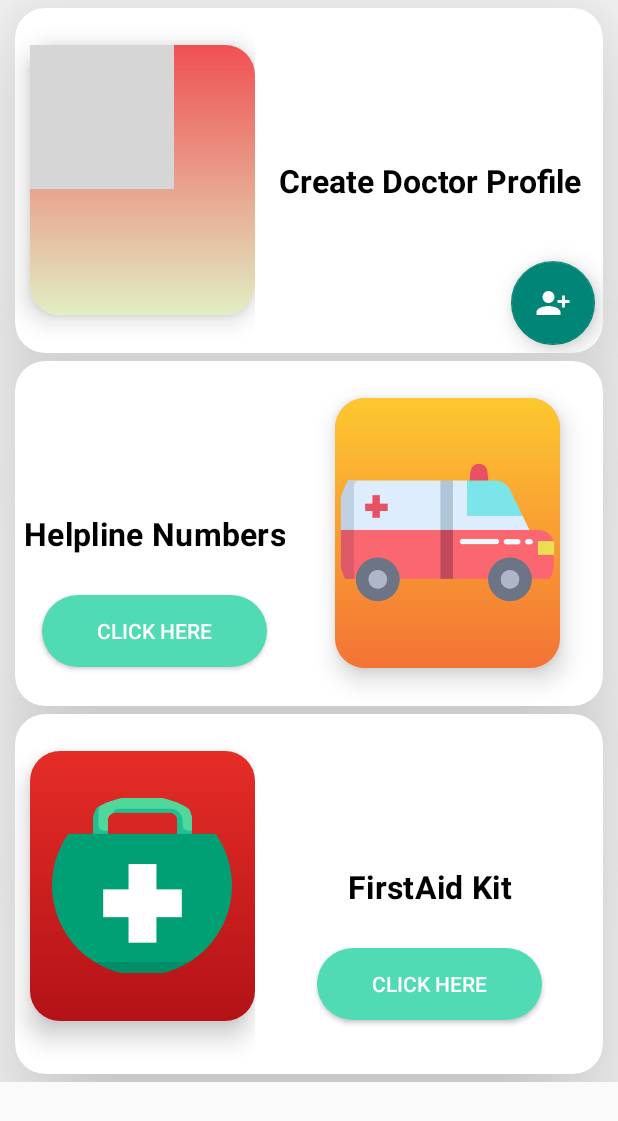
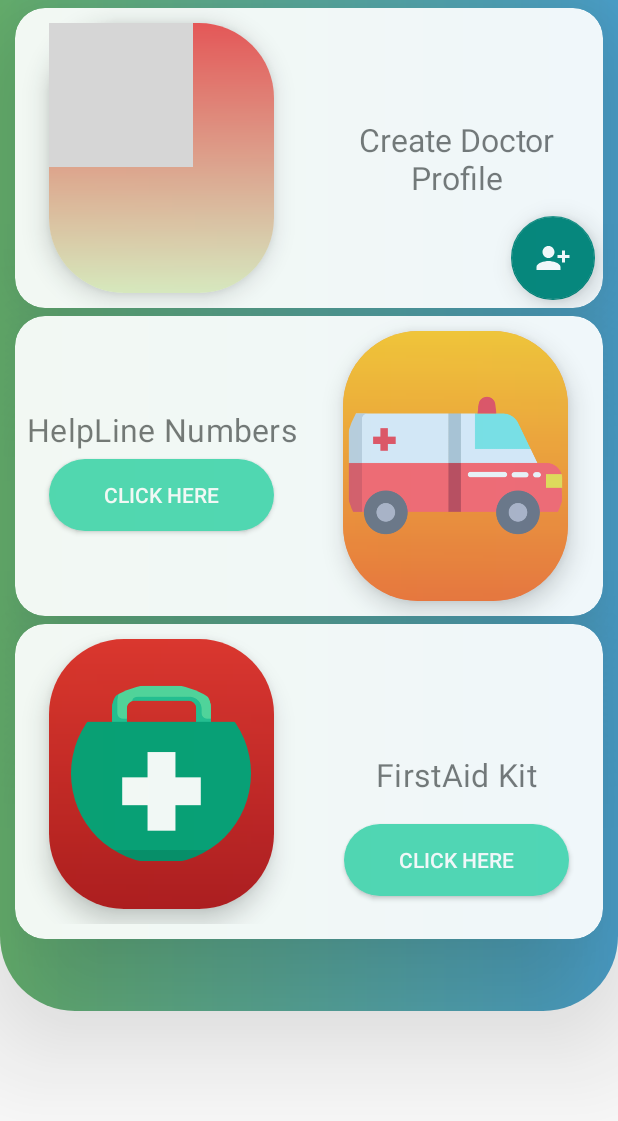
Before and after one commit to IllTushar/MajorHealthCareApp, an Android app: the layout fragment_settings.xml on its own in the app's theme, with its tools: preview values and no code run, on a phone screen of 412 x 824 dp. Shown: the top 1121 px of the screen. Run offline under Robolectric (Android 15) with nearby library versions, the light colour scheme and no system bars; grey boxes are pictures that could not be loaded.

Commit message:
Ninth commit

```diff
--- /dev/null
+++ b/app/src/main/res/drawable/setting_gradient.xml
@@ -0,0 +1,8 @@
+<?xml version="1.0" encoding="utf-8"?>
+<shape xmlns:android="http://schemas.android.com/apk/res/android">
+    <gradient android:angle="180"
+        android:startColor="#4ca2cd"
+        android:endColor="#67B26F"/>
+    <corners android:bottomLeftRadius="50dp"
+        android:bottomRightRadius="50dp"/>
+</shape>
--- a/app/src/main/res/layout/activity_doctor_profile.xml
+++ b/app/src/main/res/layout/activity_doctor_profile.xml
@@ -90,6 +90,18 @@
                     android:layout_marginLeft="20dp"
                     android:layout_height="wrap_content"/>
             </com.google.android.material.textfield.TextInputLayout>
+                <com.google.android.material.textfield.TextInputLayout
+                    android:layout_width="match_parent"
+                    android:layout_height="wrap_content">
+                    <EditText
+                        android:id="@+id/ConferenceId"
+                        android:layout_width="match_parent"
+                        android:hint="Conference-ID"
+                        android:inputType="text"
+                        android:layout_marginRight="20dp"
+                        android:layout_marginLeft="20dp"
+                        android:layout_height="wrap_content"/>
+                </com.google.android.material.textfield.TextInputLayout>
                 <LinearLayout
                     android:layout_width="match_parent"
                     android:layout_height="wrap_content"
@@ -108,7 +120,7 @@
                         android:layout_width="0dp"
                         android:layout_height="wrap_content"
                         android:layout_weight="1"
-                        android:text="Upload"
+                        android:text="Browse"
                         android:elevation="56dp"
                         android:background="@drawable/button_round"
                         android:textColor="@color/white"/>
@@ -117,7 +129,7 @@
                     android:layout_marginTop="10dp"
                     android:layout_width="wrap_content"
                     android:layout_height="wrap_content"
-                    android:text="Accept the terms and conditions"
+                    android:text="Accept the terms and conditions.."
                     android:layout_marginLeft="20dp"/>
                 <Button
                     android:layout_width="match_parent"
--- a/app/src/main/res/layout/fragment_settings.xml
+++ b/app/src/main/res/layout/fragment_settings.xml
@@ -4,14 +4,21 @@
     android:layout_width="match_parent"
     android:layout_height="match_parent"
     xmlns:app="http://schemas.android.com/apk/res-auto"
-    tools:context=".SettingsFragment">
+    tools:context=".SettingsFragment"
+    >
+    <RelativeLayout
+        android:background="@drawable/setting_gradient"
+        android:layout_marginBottom="150dp"
+        android:layout_width="match_parent"
+        android:layout_height="match_parent">
+
+    </RelativeLayout>
     <RelativeLayout
         android:layout_width="match_parent"
         android:layout_height="match_parent"
+        android:alpha="0.92"
         >
-        <ScrollView
-            android:layout_width="match_parent"
-            android:layout_height="match_parent">
+
 <LinearLayout
     android:layout_width="match_parent"
     android:layout_height="match_parent"
@@ -25,22 +32,24 @@
         android:layout_width="match_parent"
         android:layout_height="wrap_content">
     <LinearLayout
-        android:orientation="horizontal"
+        android:gravity="center"
         android:id="@+id/profile"
         android:layout_width="match_parent"
-        android:layout_height="230dp"
+        android:weightSum="2"
+        android:layout_height="200dp"
         >
         <LinearLayout
-            android:layout_width="wrap_content"
+            android:layout_width="0dp"
+            android:layout_weight="1"
             android:layout_height="match_parent"
             android:gravity="center">
         <androidx.cardview.widget.CardView
             android:layout_marginTop="0dp"
             android:layout_width="150dp"
             android:layout_height="180dp"
-            app:cardCornerRadius="20dp"
+            app:cardCornerRadius="50dp"
             app:cardElevation="10dp"
-            android:layout_marginLeft="10dp"
+            android:layout_marginLeft="0dp"
             >
             <androidx.constraintlayout.widget.ConstraintLayout
                 android:background="@drawable/doctor_profile"
@@ -61,7 +70,8 @@
         </androidx.cardview.widget.CardView>
         </LinearLayout>
         <androidx.constraintlayout.widget.ConstraintLayout
-            android:layout_width="match_parent"
+            android:layout_width="0dp"
+            android:layout_weight="1"
             android:layout_height="match_parent"
             android:orientation="vertical">
 
@@ -70,9 +80,10 @@
                 android:layout_height="wrap_content"
                 android:layout_margin="5dp"
                 android:gravity="center"
-                android:textStyle="bold"
+                android:textStyle="normal"
+                android:fontFamily="sans-serif"
                 android:text="Create Doctor Profile"
-                android:textColor="@color/black"
+
                 android:textSize="21dp"
                 app:layout_constraintBottom_toBottomOf="parent"
                 app:layout_constraintEnd_toEndOf="parent"
@@ -103,11 +114,14 @@
         android:layout_height="wrap_content">
     <LinearLayout
         android:layout_width="match_parent"
-        android:layout_height="230dp"
+        android:layout_height="200dp"
+        android:weightSum="2"
         android:orientation="horizontal">
 
-        <androidx.constraintlayout.widget.ConstraintLayout
-            android:layout_width="wrap_content"
+        <LinearLayout
+            android:layout_width="0dp"
+            android:layout_weight="1"
+            android:gravity="center"
             android:layout_height="match_parent"
             android:layout_marginLeft="0dp"
             android:orientation="vertical">
@@ -119,10 +133,11 @@
                 android:layout_margin="5dp"
                 android:gravity="center"
                 android:letterSpacing="0.01"
-                android:text="Helpline Numbers"
-                android:textColor="@color/black"
+                android:text="HelpLine Numbers"
+
                 android:textSize="21dp"
-                android:textStyle="bold"
+                android:textStyle="normal"
+                android:fontFamily="sans-serif"
                 app:layout_constraintBottom_toBottomOf="parent"
                 app:layout_constraintEnd_toEndOf="parent"
                 app:layout_constraintStart_toStartOf="parent"
@@ -140,9 +155,10 @@
                 app:layout_constraintEnd_toEndOf="parent"
                 app:layout_constraintStart_toStartOf="parent"
                 app:layout_constraintTop_toBottomOf="@+id/textView" />
-        </androidx.constraintlayout.widget.ConstraintLayout>
+        </LinearLayout>
 <LinearLayout
-    android:layout_width="match_parent"
+    android:layout_width="0dp"
+    android:layout_weight="1"
     android:layout_height="match_parent"
     android:gravity="center">
         <androidx.cardview.widget.CardView
@@ -151,7 +167,7 @@
             android:layout_marginLeft="0dp"
             android:layout_marginTop="0dp"
             app:cardBackgroundColor="@color/gradient"
-            app:cardCornerRadius="20dp"
+            app:cardCornerRadius="50dp"
             app:cardElevation="10dp">
 
             <LinearLayout
@@ -182,20 +198,22 @@
     <LinearLayout
         android:orientation="horizontal"
         android:layout_width="match_parent"
-        android:layout_height="230dp"
+        android:weightSum="2"
+        android:layout_height="200dp"
         android:layout_marginBottom="10dp"
         >
         <LinearLayout
-            android:layout_width="wrap_content"
+            android:layout_width="0dp"
+            android:layout_weight="1"
             android:layout_height="match_parent"
             android:gravity="center">
         <androidx.cardview.widget.CardView
             android:layout_marginTop="0dp"
             android:layout_width="150dp"
             android:layout_height="180dp"
-            app:cardCornerRadius="20dp"
+            app:cardCornerRadius="50dp"
             app:cardElevation="10dp"
-            android:layout_marginLeft="10dp"
+            android:layout_marginLeft="0dp"
             >
             <RelativeLayout
                 android:background="@drawable/first_aid"
@@ -211,7 +229,8 @@
         </androidx.cardview.widget.CardView>
         </LinearLayout>
         <androidx.constraintlayout.widget.ConstraintLayout
-            android:layout_width="match_parent"
+            android:layout_width="0dp"
+            android:layout_weight="1"
             android:layout_height="match_parent"
             android:orientation="vertical">
 
@@ -223,9 +242,10 @@
                 android:gravity="center"
                 android:text="FirstAid Kit"
                 android:letterSpacing="0.01"
-                android:textColor="@color/black"
+
                 android:textSize="21dp"
-                android:textStyle="bold"
+                android:textStyle="normal"
+                android:fontFamily="sans-serif"
                 app:layout_constraintBottom_toBottomOf="parent"
                 app:layout_constraintEnd_toEndOf="parent"
                 app:layout_constraintStart_toStartOf="parent"
@@ -246,6 +266,6 @@
     </LinearLayout>
     </androidx.cardview.widget.CardView>
 </LinearLayout>
-        </ScrollView>
+
     </RelativeLayout>
 </FrameLayout>
```
